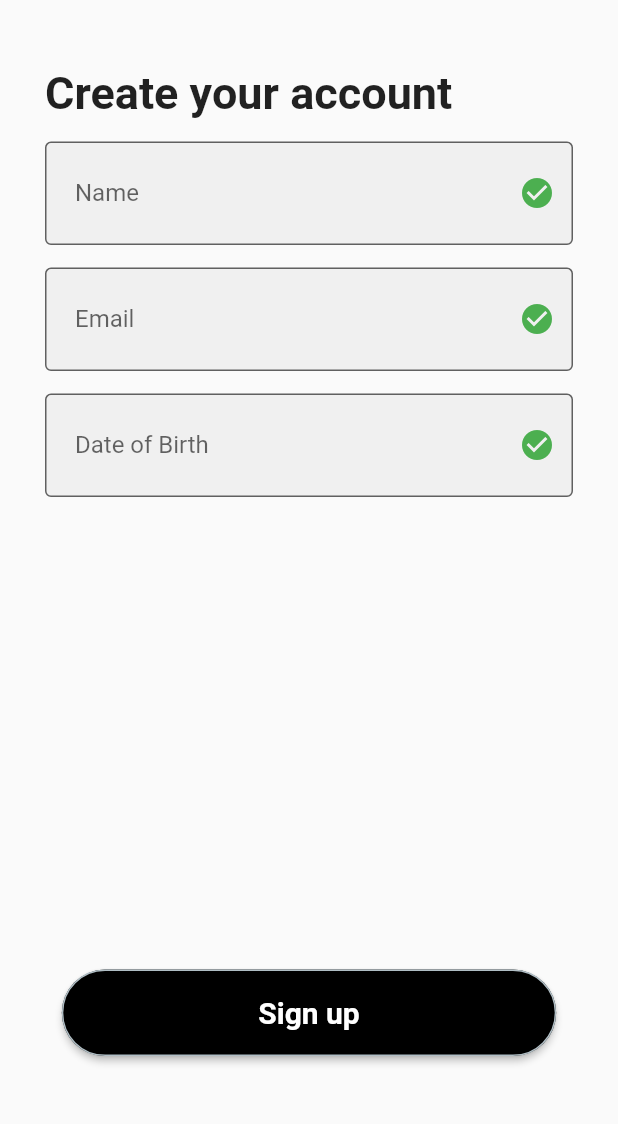
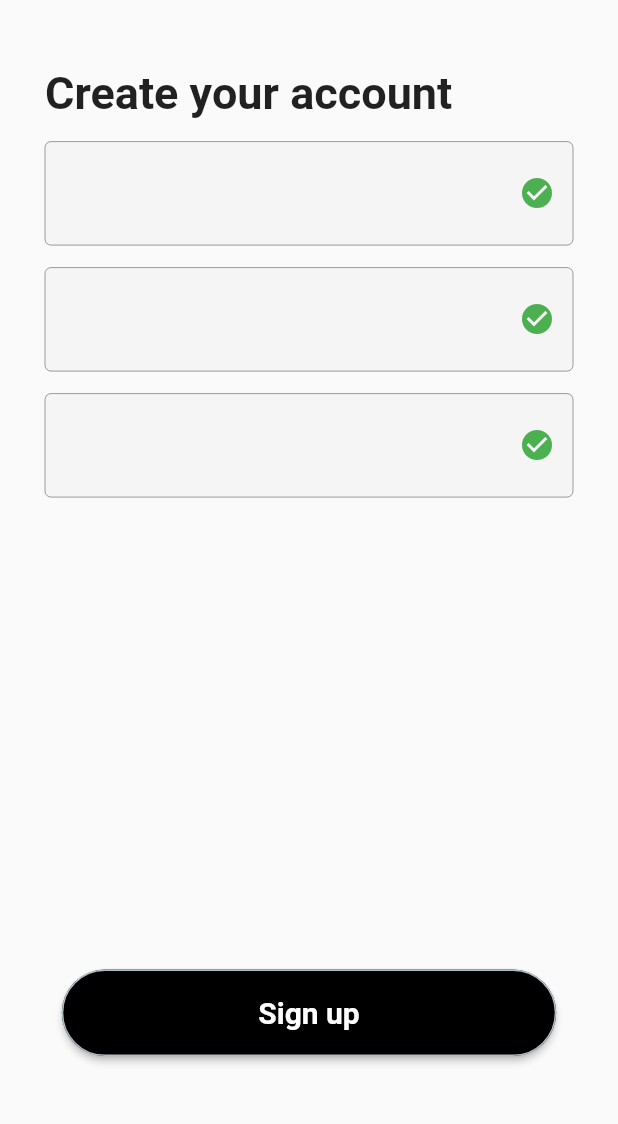
Before and after one commit to TweaXy/cross-platform, a Flutter app: the CreateAccountDateReview widget shown alone on an empty page, opened directly with empty values, on a phone screen of 412 x 824 dp, the part 81-1205 px from its top. Run offline on Flutter 3.47's test engine with Material 2 defaults, Android fonts, the phone set to English and light mode, and no system bars; our stand-ins replace flutter_holo_date_picker.

Commit message:
[⚡️ PERF] Converted components to statless widgets

```diff
--- a/lib/components/custom_appbar.dart
+++ b/lib/components/custom_appbar.dart
@@ -1,15 +1,10 @@
 import 'package:flutter/material.dart';
 
-class CustomAppbar extends StatefulWidget {
+class CustomAppbar extends StatelessWidget {
   const CustomAppbar(
       {super.key, required this.iconShape, required this.iconAction});
   final Icon iconShape;
   final Function iconAction;
-  @override
-  State<CustomAppbar> createState() => _CustomAppbarState();
-}
-
-class _CustomAppbarState extends State<CustomAppbar> {
   @override
   Widget build(BuildContext context) {
     return AppBar(
@@ -20,14 +15,15 @@ class _CustomAppbarState extends State<CustomAppbar> {
           child: Image.asset(
             alignment: Alignment.center,
             Brightness.dark == Theme.of(context).brightness
-      ?  'assets/images/logo-light.png':'assets/images/logo-black.png', // Replace with the path to your image
+                ? 'assets/images/logo-light.png'
+                : 'assets/images/logo-black.png', // Replace with the path to your image
             height: 25,
           ),
         ),
       ),
       leading: IconButton(
-        icon: widget.iconShape,
-        onPressed: widget.iconAction(context),
+        icon: iconShape,
+        onPressed: iconAction(context),
       ),
     );
   }
--- a/lib/components/custom_head_text.dart
+++ b/lib/components/custom_head_text.dart
@@ -1,17 +1,12 @@
 import 'package:flutter/material.dart';
 
-class CustomHeadText extends StatefulWidget {
+class CustomHeadText extends StatelessWidget {
   const CustomHeadText({super.key, required this.textValue});
   final String textValue;
   @override
-  State<CustomHeadText> createState() => _CustomHeadTextState();
-}
-
-class _CustomHeadTextState extends State<CustomHeadText> {
-  @override
   Widget build(BuildContext context) {
     return Text(
-      widget.textValue,
+      textValue,
       overflow: TextOverflow.clip,
       style: const TextStyle(fontWeight: FontWeight.bold, fontSize: 30),
     );
--- a/lib/components/review_input_text_field.dart
+++ b/lib/components/review_input_text_field.dart
@@ -2,17 +2,14 @@ import 'package:flutter/material.dart';
 
 class ReviewInputTextField extends StatelessWidget {
   final String label;
-  final String value;
 
-  const ReviewInputTextField({required this.label, required this.value});
+  const ReviewInputTextField({super.key, required this.label});
 
   @override
   Widget build(BuildContext context) {
-    return TextFormField(
-      initialValue: value,
+    return TextField(
+      enabled: false,
       readOnly: true,
-      cursorHeight: 30.0,
-      cursorColor: Colors.lightBlue[700],
       decoration: InputDecoration(
         filled: true,
         suffixIcon: const Icon(
--- a/lib/views/create_account_date_review_page.dart
+++ b/lib/views/create_account_date_review_page.dart
@@ -50,18 +50,15 @@ class _CreateAccountDateReviewState extends State<CreateAccountDateReview> {
                   ),
                   Padding(
                     padding: const EdgeInsets.only(top: 15),
-                    child:
-                        ReviewInputTextField(label: "Name", value: widget.name),
+                    child: ReviewInputTextField(label: widget.name),
                   ),
                   Padding(
                     padding: const EdgeInsets.only(top: 15),
-                    child: ReviewInputTextField(
-                        label: "Email", value: widget.email),
+                    child: ReviewInputTextField(label: widget.email),
                   ),
                   Padding(
                     padding: const EdgeInsets.only(top: 15),
-                    child: ReviewInputTextField(
-                        label: "Date of Birth", value: widget.birthdate),
+                    child: ReviewInputTextField(label: widget.birthdate),
                   )
                 ],
               ),
```
Also changed, not shown: lib/components/custom_paragraph_text.dart (+6 -13 lines).
